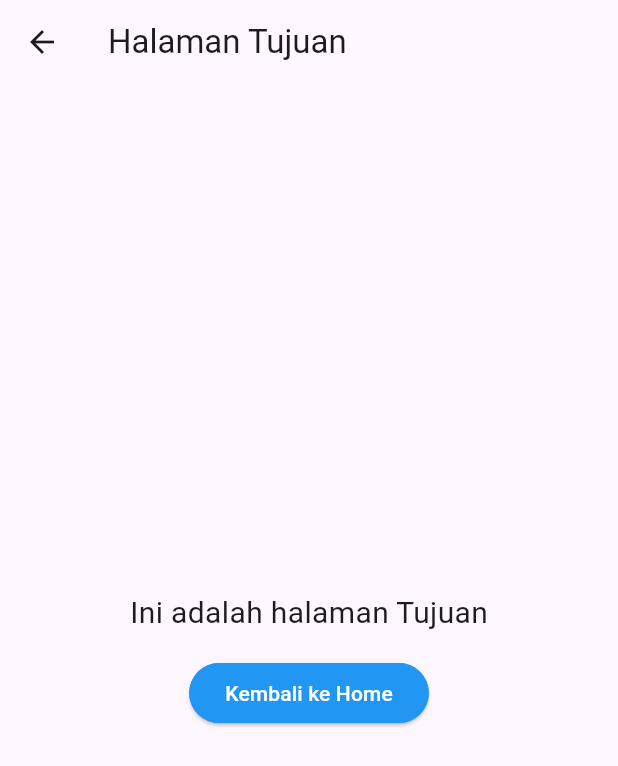
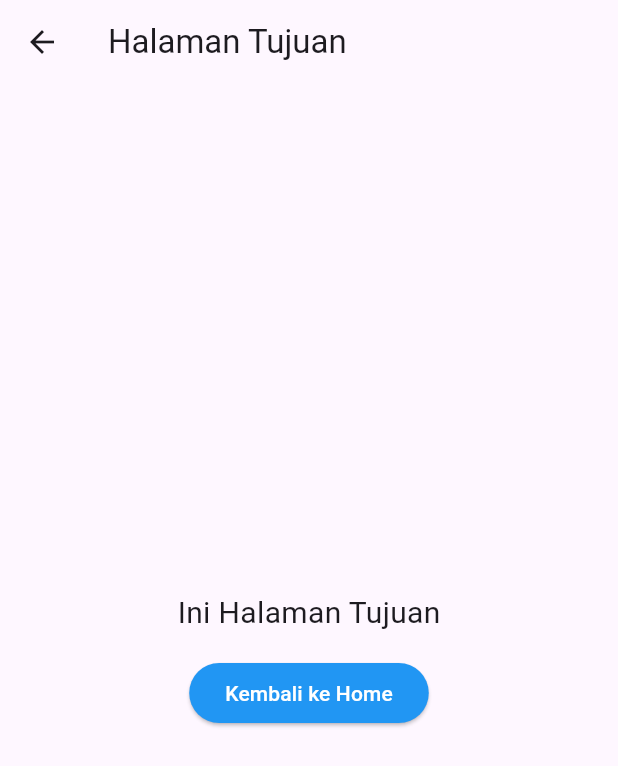
Before and after one commit to hanifahifa/PRAKTIKUM_MOBILE, a Flutter app: the screen it shows after launch, after a tap on "Ke Halaman Tujuan", on a phone screen of 412 x 824 dp. Shown: the top 766 px of the screen. Run offline on Flutter 3.47's test engine with Material 3 defaults, Android fonts, the phone set to English and light mode, and no system bars.

Commit message:
percobaan 2

```diff
--- a/lib/home.dart
+++ b/lib/home.dart
@@ -1,8 +1,7 @@
 import 'package:flutter/material.dart';
-import 'tujuan.dart';
 
-class Home extends StatelessWidget {
-  const Home({super.key});
+class HomePage extends StatelessWidget {
+  const HomePage({super.key});
 
   @override
   Widget build(BuildContext context) {
@@ -13,25 +12,19 @@ class Home extends StatelessWidget {
           mainAxisAlignment: MainAxisAlignment.center,
           children: [
             const Text(
-              "Ini adalah halaman Home",
+              "Ini Halaman Home",
               style: TextStyle(fontSize: 20),
             ),
             const SizedBox(height: 15),
             ElevatedButton(
               style: ElevatedButton.styleFrom(
                 backgroundColor: Colors.blue,
-                side: const BorderSide(width: 1.0, color: Colors.blue),
+                foregroundColor: Colors.white,
               ),
               onPressed: () {
-                Navigator.push(
-                  context,
-                  MaterialPageRoute(builder: (context) => const Tujuan()),
-                );
+                Navigator.pushNamed(context, '/tujuan');
               },
-              child: const Text(
-                "Ke Halaman Tujuan",
-                style: TextStyle(color: Colors.white),
-              ),
+              child: const Text("Ke Halaman Tujuan"),
             ),
           ],
         ),
--- a/lib/main.dart
+++ b/lib/main.dart
@@ -1,5 +1,6 @@
 import 'package:flutter/material.dart';
 import 'home.dart';
+import 'tujuan.dart';
 
 void main() {
   runApp(const MyApp());
@@ -10,9 +11,13 @@ class MyApp extends StatelessWidget {
 
   @override
   Widget build(BuildContext context) {
-    return const MaterialApp(
+    return MaterialApp(
       debugShowCheckedModeBanner: false,
-      home: Home(),
+      initialRoute: '/',
+      routes: {
+        '/': (context) => const HomePage(),
+        '/tujuan': (context) => const TujuanPage(),
+      },
     );
   }
 }
--- a/lib/tujuan.dart
+++ b/lib/tujuan.dart
@@ -1,7 +1,7 @@
 import 'package:flutter/material.dart';
 
-class Tujuan extends StatelessWidget {
-  const Tujuan({super.key});
+class TujuanPage extends StatelessWidget {
+  const TujuanPage({super.key});
 
   @override
   Widget build(BuildContext context) {
@@ -12,22 +12,19 @@ class Tujuan extends StatelessWidget {
           mainAxisAlignment: MainAxisAlignment.center,
           children: [
             const Text(
-              "Ini adalah halaman Tujuan",
+              "Ini Halaman Tujuan",
               style: TextStyle(fontSize: 20),
             ),
             const SizedBox(height: 15),
             ElevatedButton(
               style: ElevatedButton.styleFrom(
                 backgroundColor: Colors.blue,
-                side: const BorderSide(width: 1.0, color: Colors.blue),
+                foregroundColor: Colors.white,
               ),
               onPressed: () {
                 Navigator.pop(context);
               },
-              child: const Text(
-                "Kembali ke Home",
-                style: TextStyle(color: Colors.white),
-              ),
+              child: const Text("Kembali ke Home"),
             ),
           ],
         ),
```
